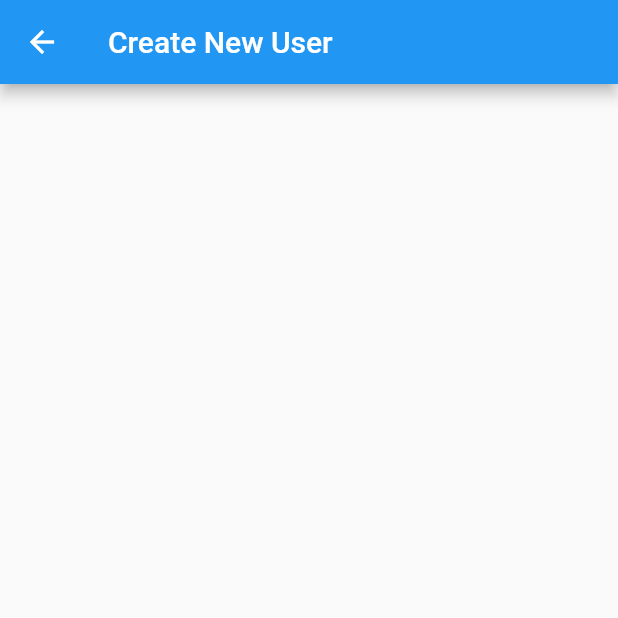
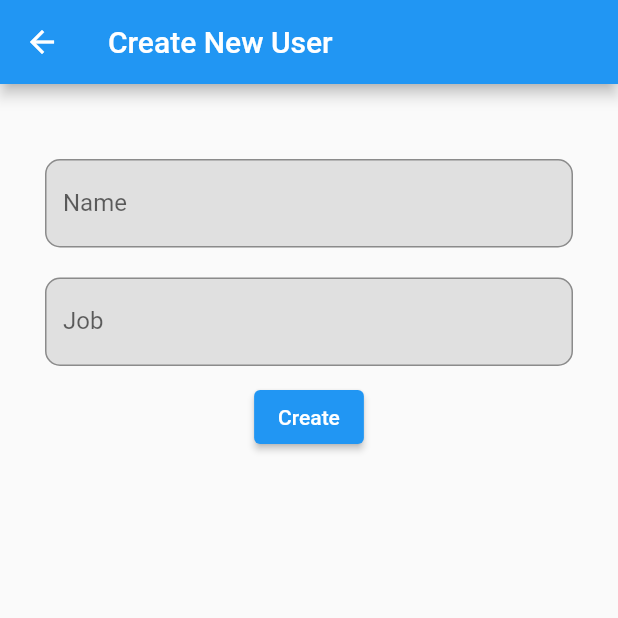
Before and after one commit to AbirAhsan/crudtask, a Flutter app: the UserFormScreen screen opened directly, on a phone screen of 412 x 824 dp, the top half of it. Run offline on Flutter 3.47's test engine with Material 2 defaults, Android fonts, the phone set to English and light mode, and no system bars; our stand-ins replace get; network calls fail.

Commit message:
user form view created

```diff
--- a/lib/custom_widget/custom_textfield.dart
+++ b/lib/custom_widget/custom_textfield.dart
@@ -26,9 +26,9 @@ class CustomTextField extends StatelessWidget {
   Widget build(BuildContext context) {
     return Container(
         margin: const EdgeInsets.fromLTRB(30, 10, 30, 10),
-        decoration: const BoxDecoration(
-            color: Colors.grey,
-            borderRadius: BorderRadius.all(Radius.circular(10))),
+        decoration: BoxDecoration(
+            color: Colors.grey[300],
+            borderRadius: const BorderRadius.all(Radius.circular(10))),
         child: TextFormField(
           controller: controller,
           keyboardType: keyboardType,
--- a/lib/screens/user_form.dart
+++ b/lib/screens/user_form.dart
@@ -1,3 +1,4 @@
+import 'package:crudtask/custom_widget/custom_textfield.dart';
 import 'package:flutter/material.dart';
 
 class UserFormScreen extends StatelessWidget {
@@ -6,10 +7,49 @@ class UserFormScreen extends StatelessWidget {
 
   @override
   Widget build(BuildContext context) {
+    double _width = MediaQuery.of(context).size.width;
+    double _height = MediaQuery.of(context).size.height;
     return Scaffold(
       appBar: AppBar(
         title: Text(isNewUser ? "Create New User" : "Update User"),
       ),
+      body: GestureDetector(
+        behavior: HitTestBehavior.opaque,
+        onTap: () {
+          FocusManager.instance.primaryFocus?.unfocus();
+        },
+        child: SizedBox(
+          height: _height,
+          width: _width,
+          child: Form(
+            child: SingleChildScrollView(
+              child: Column(
+                children: [
+                  const SizedBox(
+                    height: 40,
+                  ),
+                  CustomTextField(
+                    labelText: "Name",
+                    hintText: "ex. Robert",
+                    validator: (value) {},
+                  ),
+                  CustomTextField(
+                    labelText: "Job",
+                    hintText: "ex. Manager",
+                    validator: (value) {},
+                  ),
+                  ElevatedButton(
+                    onPressed: () {},
+                    child: Text(
+                      isNewUser ? "Create" : "Update",
+                    ),
+                  ),
+                ],
+              ),
+            ),
+          ),
+        ),
+      ),
     );
   }
 }
```
